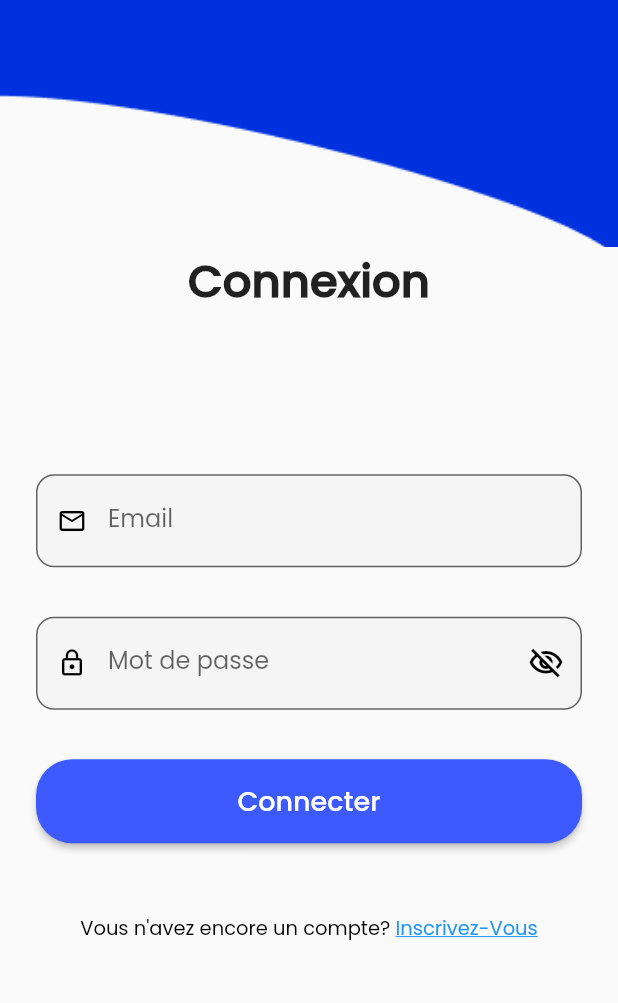
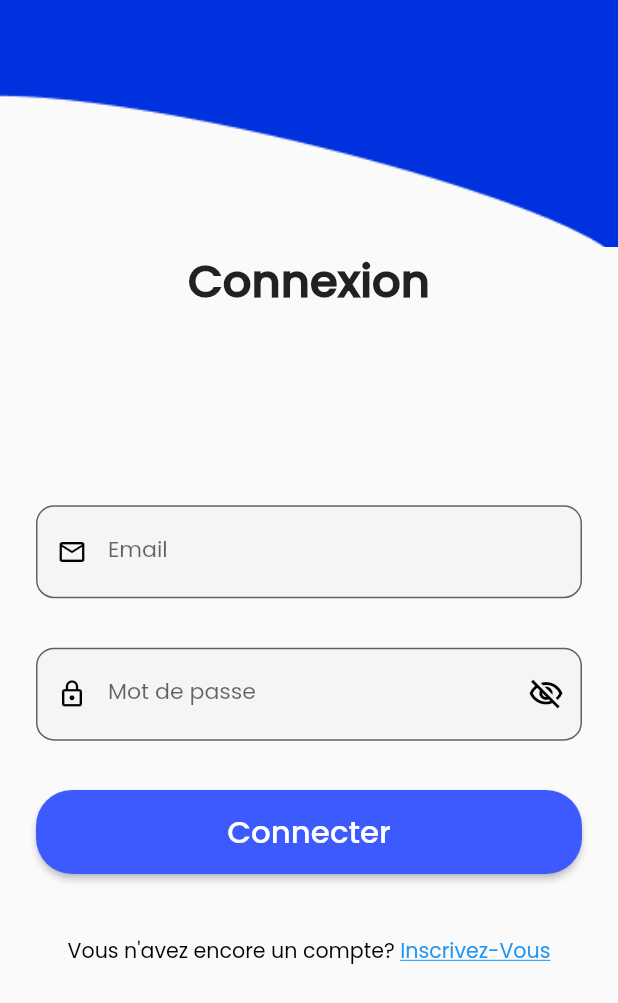
Before and after one commit to Loordm/my_app_test, a Flutter app: the Inscription screen opened by its route, after a tap on an icon or button, on a phone screen of 412 x 824 dp. Shown: the top 1003 px of the screen. Run offline on Flutter 3.47's test engine with Material 2 defaults, Android fonts, the phone set to English and light mode, and no system bars; our stand-ins replace cloud_firestore, firebase_auth, firebase_core, firebase_storage, flutter_spinkit, geolocator and 2 more; missing offline and left inert: flutter_polyline_points, places_service; accounts and stored records are empty; network calls fail.

Commit message:
amélioration

```diff
--- a/lib/MyAppPages/Connexion.dart
+++ b/lib/MyAppPages/Connexion.dart
@@ -1,10 +1,8 @@
 import 'package:app_test/MyAppPages/Acceuil.dart';
 import 'package:app_test/MyAppPages/Inscription.dart';
 import 'package:flutter/material.dart';
-
 import '../Services/auth.dart';
 import 'Loading.dart';
-import 'MesGroupes.dart';
 class Connexion extends StatefulWidget {
   static const String screenRoute = '/connexion' ;
   Connexion({Key? key}) : super(key: key);
@@ -15,8 +13,8 @@ class Connexion extends StatefulWidget {
 class _ConnexionState extends State<Connexion> {
   bool _isObscured = false ;
   final AuthService _auth = AuthService();
-  TextEditingController _emailController = TextEditingController();
-  TextEditingController _motDePasseController = TextEditingController();
+  final TextEditingController _emailController = TextEditingController();
+  final TextEditingController _motDePasseController = TextEditingController();
   @override
   Widget build(BuildContext context) {
     final Size screenSize = MediaQuery.of(context).size;
@@ -36,7 +34,7 @@ class _ConnexionState extends State<Connexion> {
                 height: screenHeight*0.2,
               ),
             ),
-            Text(
+            const Text(
                 'Connexion',
                 style: TextStyle(
                   fontSize: 30,
@@ -44,14 +42,14 @@ class _ConnexionState extends State<Connexion> {
                   fontWeight: FontWeight.bold
                 ),
             ),
-            SizedBox(height: screenHeight*0.1,),
+            SizedBox(height: screenHeight/8,),
             Padding(
               padding: const EdgeInsets.all(24.0),
               child: Column(
                 children: [
                   TextFormField(
                     controller: _emailController,
-                    style: TextStyle(fontFamily: 'Poppins'),
+                    style: const TextStyle(fontFamily: 'Poppins'),
                     keyboardType: TextInputType.emailAddress,
                     decoration: InputDecoration(
                       prefixIcon: const Icon(
@@ -59,15 +57,18 @@ class _ConnexionState extends State<Connexion> {
                         color: Colors.black,
                         size: 20,
                       ),
-                      border: OutlineInputBorder(
+                      border: const OutlineInputBorder(
                         borderRadius:
                         BorderRadius.all(Radius.circular(12)),
                       ),
                       labelText: 'Email',
+                      labelStyle: TextStyle(
+                        fontSize: screenWidth/28
+                      ),
                       hintText:
                       'Entrez votre email',
                       hintStyle: TextStyle(
-                          color: Colors.grey[700], fontSize: 14),
+                          color: Colors.grey[700], fontSize: screenWidth/28),
                       fillColor: Colors.grey.shade100,
                       filled: true,
                     ),
@@ -75,7 +76,7 @@ class _ConnexionState extends State<Connexion> {
                   SizedBox(height: screenHeight*0.04),
                   TextFormField(
                     controller: _motDePasseController,
-                    style: TextStyle(fontFamily: 'Poppins'),
+                    style: const TextStyle(fontFamily: 'Poppins'),
                     keyboardType: TextInputType.visiblePassword,
                     obscureText: !_isObscured,
                     decoration: InputDecoration(
@@ -98,21 +99,24 @@ class _ConnexionState extends State<Connexion> {
                           });
                         },
                       ),
-                      border: OutlineInputBorder(
+                      border: const OutlineInputBorder(
                         borderRadius:
                         BorderRadius.all(Radius.circular(12)),
                       ),
                       labelText: 'Mot de passe',
+                      labelStyle: TextStyle(
+                        fontSize: screenWidth/28
+                      ),
                       hintText:
                       'Entrez votre mot de passe',
                       hintStyle: TextStyle(
-                          color: Colors.grey[700], fontSize: 14),
+                          color: Colors.grey[700], fontSize: screenWidth/28),
                       fillColor: Colors.grey.shade100,
                       filled: true,
                     ),
                   ),
                   SizedBox(height: screenHeight*0.04),
-                  Container(
+                  SizedBox(
                     width: screenWidth,
                     height: 56,
                     child: ElevatedButton(
@@ -143,22 +147,22 @@ class _ConnexionState extends State<Connexion> {
                             );
                           }
                         },
-                        child: Text(
-                          'Connecter',
-                          style: TextStyle(
-                            fontFamily: 'Poppins',
-                            fontSize: 18,
-                          ),
-                        ),
                       style: ElevatedButton.styleFrom(
                         backgroundColor: Colors.indigoAccent[400],
                         shape: RoundedRectangleBorder(
                           borderRadius: BorderRadius.circular(24), // Border radius of the button
                         ),
                       ),
+                        child: Text(
+                          'Connecter',
+                          style: TextStyle(
+                            fontFamily: 'Poppins',
+                            fontSize: screenWidth/20,
+                          ),
+                        ),
                     ),
                   ),
-                  SizedBox(height: screenHeight*0.04),
+                  SizedBox(height: screenHeight/30),
                   Align(
                     alignment: Alignment.bottomCenter,
                     child: TextButton(
@@ -168,7 +172,7 @@ class _ConnexionState extends State<Connexion> {
                           text: 'Vous n\'avez encore un compte? ',
                           style: TextStyle(
                             fontWeight: FontWeight.normal,
-                            fontSize: 13.0,
+                            fontSize: screenWidth/30,
                             fontFamily: 'Poppins',
                             color: Colors.black,
                           ),
@@ -177,7 +181,7 @@ class _ConnexionState extends State<Connexion> {
                               text: 'Inscrivez-Vous',
                               style: TextStyle(
                                 fontWeight: FontWeight.normal,
-                                fontSize: 13.0,
+                                fontSize: screenWidth/30,
                                 fontFamily: 'Poppins',
                                 color: Colors.blue,
                                 decoration: TextDecoration.underline,
--- a/lib/MyAppPages/Inscription.dart
+++ b/lib/MyAppPages/Inscription.dart
@@ -68,10 +68,13 @@ class _InscriptionState extends State<Inscription> {
                           BorderRadius.all(Radius.circular(12)),
                         ),
                         labelText: 'Nom complet',
+                        labelStyle: TextStyle(
+                          fontSize: screenWidth/28
+                        ),
                         hintText:
                         'Entrez votre nom complet',
                         hintStyle: TextStyle(
-                            color: Colors.grey[700], fontSize: 14),
+                            color: Colors.grey[700], fontSize: screenWidth/28),
                         fillColor: Colors.grey.shade100,
                         filled: true,
                       ),
@@ -92,10 +95,13 @@ class _InscriptionState extends State<Inscription> {
                           BorderRadius.all(Radius.circular(12)),
                         ),
                         labelText: 'Numéro de téléphone',
+                        labelStyle: TextStyle(
+                            fontSize: screenWidth/28
+                        ),
                         hintText:
                         'Entrez votre numéro de téléphone',
                         hintStyle: TextStyle(
-                            color: Colors.grey[700], fontSize: 14),
+                            color: Colors.grey[700], fontSize: screenWidth/28),
                         fillColor: Colors.grey.shade100,
                         filled: true,
                       ),
@@ -116,10 +122,13 @@ class _InscriptionState extends State<Inscription> {
                           BorderRadius.all(Radius.circular(12)),
                         ),
                         labelText: 'Email',
+                        labelStyle: TextStyle(
+                            fontSize: screenWidth/28
+                        ),
                         hintText:
                         'Entrez votre email',
                         hintStyle: TextStyle(
-                            color: Colors.grey[700], fontSize: 14),
+                            color: Colors.grey[700], fontSize: screenWidth/28),
                         fillColor: Colors.grey.shade100,
                         filled: true,
                       ),
@@ -155,16 +164,19 @@ class _InscriptionState extends State<Inscription> {
                           BorderRadius.all(Radius.circular(12)),
                         ),
                         labelText: 'Mot de passe',
+                        labelStyle: TextStyle(
+                            fontSize: screenWidth/28
+                        ),
                         hintText:
                         'Entrez votre mot de passe',
                         hintStyle: TextStyle(
-                            color: Colors.grey[700], fontSize: 14),
+                            color: Colors.grey[700], fontSize: screenWidth/28),
                         fillColor: Colors.grey.shade100,
                         filled: true,
                       ),
                     ),
                     SizedBox(height: screenHeight*0.04),
-                    Container(
+                    SizedBox(
                       width: screenWidth,
                       height: 56,
                       child: ElevatedButton(
@@ -212,11 +224,11 @@ class _InscriptionState extends State<Inscription> {
                             borderRadius: BorderRadius.circular(24), // Border radius of the button
                           ),
                         ),
-                        child: const Text(
+                        child: Text(
                           'S\'inscrire',
                           style: TextStyle(
                             fontFamily: 'Poppins',
-                            fontSize: 18,
+                            fontSize: screenWidth/20,
                           ),
                         ),
                       ),
@@ -224,7 +236,6 @@ class _InscriptionState extends State<Inscription> {
                   ],
                 ),
               ),
-              SizedBox(height: screenHeight*0.04),
               Align(
                 alignment: Alignment.bottomCenter,
                 child: TextButton(
```
Also changed, not shown: lib/MyAppPages/Consulter le deplacement sur la carte.dart (+18 -12 lines), lib/MyAppPages/Creer un groupe.dart (+45 -33 lines).
